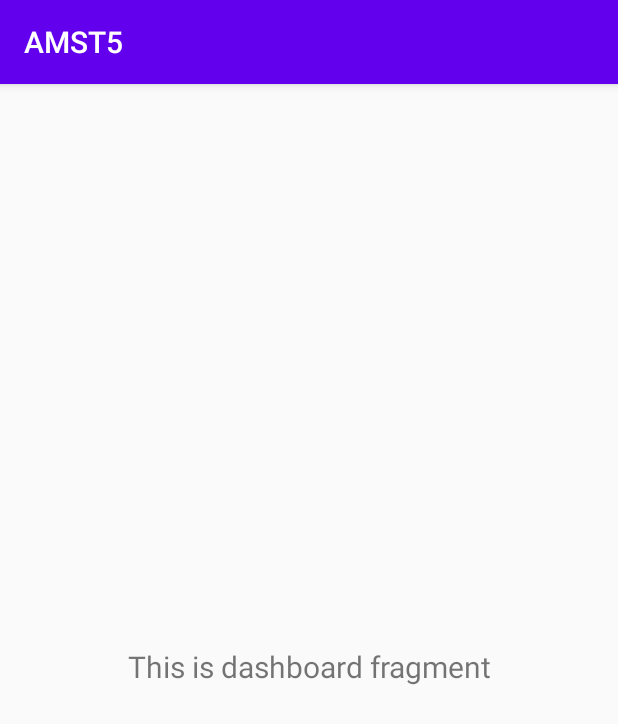
After one commit to jaimemoransantos/PST_TA5_G5, an Android app: the fragment DashboardFragment shown on its own in the app's theme, on a phone screen of 412 x 824 dp. The commit adds this screen. Shown: the top 724 px of the screen. Run offline under Robolectric (Android 15) with nearby library versions, the phone set to English and light mode, and no system bars.

Commit message:
Creacion Activity para el menu principal

```diff
--- a/app/build.gradle
+++ b/app/build.gradle
@@ -26,6 +26,11 @@
     implementation fileTree(dir: "libs", include: ["*.jar"])
     implementation 'androidx.appcompat:appcompat:1.2.0'
     implementation 'androidx.constraintlayout:constraintlayout:1.1.3'
+    implementation 'com.google.android.material:material:1.2.0'
+    implementation 'androidx.vectordrawable:vectordrawable:1.1.0'
+    implementation 'androidx.navigation:navigation-fragment:2.3.0'
+    implementation 'androidx.navigation:navigation-ui:2.3.0'
+    implementation 'androidx.lifecycle:lifecycle-extensions:2.2.0'
     testImplementation 'junit:junit:4.12'
     androidTestImplementation 'androidx.test.ext:junit:1.1.1'
     androidTestImplementation 'androidx.test.espresso:espresso-core:3.2.0'
--- /dev/null
+++ b/app/src/main/java/com/example/amst5/ui/dashboard/DashboardFragment.java
@@ -0,0 +1,35 @@
+package com.example.amst5.ui.dashboard;
+
+import android.os.Bundle;
+import android.view.LayoutInflater;
+import android.view.View;
+import android.view.ViewGroup;
+import android.widget.TextView;
+
+import androidx.annotation.NonNull;
+import androidx.annotation.Nullable;
+import androidx.fragment.app.Fragment;
+import androidx.lifecycle.Observer;
+import androidx.lifecycle.ViewModelProviders;
+
+import com.example.amst5.R;
+
+public class DashboardFragment extends Fragment {
+
+    private DashboardViewModel dashboardViewModel;
+
+    public View onCreateView(@NonNull LayoutInflater inflater,
+                             ViewGroup container, Bundle savedInstanceState) {
+        dashboardViewModel =
+                ViewModelProviders.of(this).get(DashboardViewModel.class);
+        View root = inflater.inflate(R.layout.fragment_dashboard, container, false);
+        final TextView textView = root.findViewById(R.id.text_dashboard);
+        dashboardViewModel.getText().observe(getViewLifecycleOwner(), new Observer<String>() {
+            @Override
+            public void onChanged(@Nullable String s) {
+                textView.setText(s);
+            }
+        });
+        return root;
+    }
+}
--- /dev/null
+++ b/app/src/main/java/com/example/amst5/ui/dashboard/DashboardViewModel.java
@@ -0,0 +1,19 @@
+package com.example.amst5.ui.dashboard;
+
+import androidx.lifecycle.LiveData;
+import androidx.lifecycle.MutableLiveData;
+import androidx.lifecycle.ViewModel;
+
+public class DashboardViewModel extends ViewModel {
+
+    private MutableLiveData<String> mText;
+
+    public DashboardViewModel() {
+        mText = new MutableLiveData<>();
+        mText.setValue("This is dashboard fragment");
+    }
+
+    public LiveData<String> getText() {
+        return mText;
+    }
+}
--- /dev/null
+++ b/app/src/main/res/layout/fragment_dashboard.xml
@@ -0,0 +1,22 @@
+<?xml version="1.0" encoding="utf-8"?>
+<androidx.constraintlayout.widget.ConstraintLayout xmlns:android="http://schemas.android.com/apk/res/android"
+    xmlns:app="http://schemas.android.com/apk/res-auto"
+    xmlns:tools="http://schemas.android.com/tools"
+    android:layout_width="match_parent"
+    android:layout_height="match_parent"
+    tools:context=".ui.dashboard.DashboardFragment">
+
+    <TextView
+        android:id="@+id/text_dashboard"
+        android:layout_width="match_parent"
+        android:layout_height="wrap_content"
+        android:layout_marginStart="8dp"
+        android:layout_marginTop="8dp"
+        android:layout_marginEnd="8dp"
+        android:textAlignment="center"
+        android:textSize="20sp"
+        app:layout_constraintBottom_toBottomOf="parent"
+        app:layout_constraintEnd_toEndOf="parent"
+        app:layout_constraintStart_toStartOf="parent"
+        app:layout_constraintTop_toTopOf="parent" />
+</androidx.constraintlayout.widget.ConstraintLayout>
--- /dev/null
+++ b/app/src/main/res/values/dimens.xml
@@ -0,0 +1,5 @@
+<resources>
+    <!-- Default screen margins, per the Android Design guidelines. -->
+    <dimen name="activity_horizontal_margin">16dp</dimen>
+    <dimen name="activity_vertical_margin">16dp</dimen>
+</resources>
--- a/app/src/main/res/values/strings.xml
+++ b/app/src/main/res/values/strings.xml
@@ -1,4 +1,9 @@
 <resources>
     <string name="app_name">AMST5</string>
     <string name="bienvenido">Bienvenido</string>
+    <string name="title_activity_menu_principal">MainActivity</string>
+    <string name="title_home">Home</string>
+    <string name="title_dashboard">Dashboard</string>
+    <string name="title_notifications">Notifications</string>
+    <string name="name">Name</string>
 </resources>
```
Also changed, not shown: app/src/main/AndroidManifest.xml (+3 -4 lines), app/src/main/java/com/example/amst5/ui/home/HomeFragment.java (added, +35 -0 lines), app/src/main/java/com/example/amst5/ui/home/HomeViewModel.java (added, +19 -0 lines), app/src/main/java/com/example/amst5/ui/notifications/NotificationsFragment.java (added, +35 -0 lines), app/src/main/java/com/example/amst5/ui/notifications/NotificationsViewModel.java (added, +19 -0 lines), app/src/main/res/drawable/ic_dashboard_black_24dp.xml (added, +9 -0 lines), app/src/main/res/drawable/ic_home_black_24dp.xml (added, +9 -0 lines), app/src/main/res/drawable/ic_notifications_black_24dp.xml (added, +9 -0 lines), app/src/main/res/layout/fragment_home.xml (added, +22 -0 lines), app/src/main/res/layout/fragment_notifications.xml (added, +22 -0 lines), app/src/main/res/menu/bottom_nav_menu.xml (added, +19 -0 lines), app/src/main/res/navigation/mobile_navigation.xml (added, +26 -0 lines).
